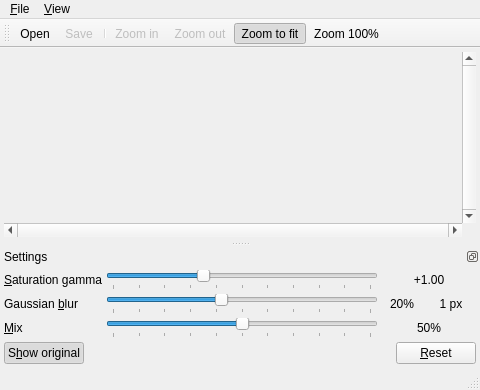
The window that tonemap_gui/mainwindow.ui (nagyistoce/imaginable) describes before a commit, drawn with Qt 5.
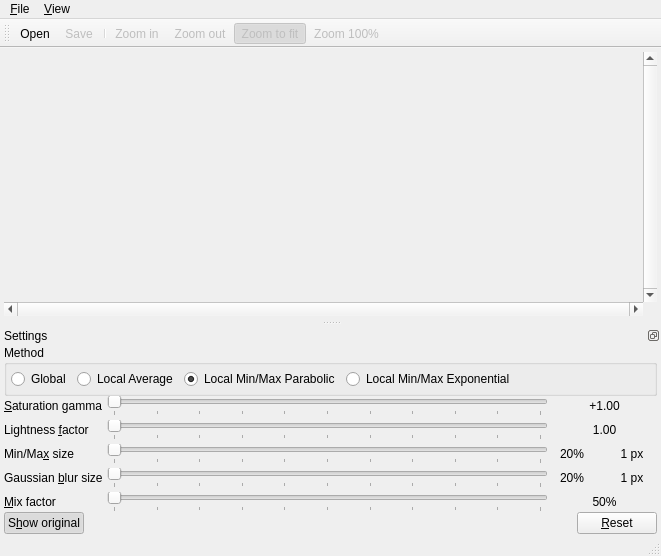
The same window after the commit. Icons and pictures are not drawn. Custom widgets are drawn as their Qt base class.

What changed in the file:
```diff
--- a/tonemap_gui/mainwindow.ui
+++ b/tonemap_gui/mainwindow.ui
@@ -6,8 +6,8 @@
    <rect>
     <x>0</x>
     <y>0</y>
-    <width>480</width>
-    <height>390</height>
+    <width>661</width>
+    <height>556</height>
    </rect>
   </property>
   <property name="windowTitle">
@@ -108,8 +108,8 @@
     <rect>
      <x>0</x>
      <y>0</y>
-     <width>480</width>
-     <height>19</height>
+     <width>661</width>
+     <height>21</height>
     </rect>
    </property>
    <widget class="QMenu" name="menu_File">
@@ -169,15 +169,83 @@
     <number>8</number>
    </attribute>
    <widget class="QWidget" name="dockWidgetContents">
-    <layout class="QVBoxLayout" name="verticalLayout_2" stretch="0,0,1">
+    <layout class="QVBoxLayout" name="verticalLayout_2">
      <property name="spacing">
+      <number>0</number>
+     </property>
+     <property name="leftMargin">
       <number>4</number>
      </property>
-     <property name="margin">
+     <property name="topMargin">
+      <number>0</number>
+     </property>
+     <property name="rightMargin">
       <number>4</number>
      </property>
+     <property name="bottomMargin">
+      <number>0</number>
+     </property>
      <item>
-      <layout class="QGridLayout" name="_3">
+      <widget class="QGroupBox" name="groupBox_method">
+       <property name="title">
+        <string>Method</string>
+       </property>
+       <layout class="QHBoxLayout" name="horizontalLayout_2">
+        <property name="margin">
+         <number>4</number>
+        </property>
+        <item>
+         <widget class="QRadioButton" name="radioButton_global">
+          <property name="text">
+           <string>Global</string>
+          </property>
+         </widget>
+        </item>
+        <item>
+         <widget class="QRadioButton" name="radioButton_local_average">
+          <property name="text">
+           <string>Local Average</string>
+          </property>
+          <property name="checked">
+           <bool>false</bool>
+          </property>
+         </widget>
+        </item>
+        <item>
+         <widget class="QRadioButton" name="radioButton_local_minmax_parabolic">
+          <property name="text">
+           <string>Local Min/Max Parabolic</string>
+          </property>
+          <property name="checked">
+           <bool>true</bool>
+          </property>
+         </widget>
+        </item>
+        <item>
+         <widget class="QRadioButton" name="radioButton_local_minmax_exponential">
+          <property name="text">
+           <string>Local Min/Max Exponential</string>
+          </property>
+         </widget>
+        </item>
+        <item>
+         <spacer name="horizontalSpacer_2">
+          <property name="orientation">
+           <enum>Qt::Horizontal</enum>
+          </property>
+          <property name="sizeHint" stdset="0">
+           <size>
+            <width>40</width>
+            <height>20</height>
+           </size>
+          </property>
+         </spacer>
+        </item>
+       </layout>
+      </widget>
+     </item>
+     <item>
+      <layout class="QGridLayout" name="gridLayout_method">
        <property name="margin">
         <number>0</number>
        </property>
@@ -197,11 +265,14 @@
        <item row="0" column="1">
         <widget class="QSlider" name="slider_saturation">
          <property name="maximum">
+          <number>1000</number>
+         </property>
+         <property name="singleStep">
+          <number>10</number>
+         </property>
+         <property name="pageStep">
           <number>100</number>
          </property>
-         <property name="value">
-          <number>35</number>
-         </property>
          <property name="orientation">
           <enum>Qt::Horizontal</enum>
          </property>
@@ -209,7 +280,7 @@
           <enum>QSlider::TicksBelow</enum>
          </property>
          <property name="tickInterval">
-          <number>10</number>
+          <number>100</number>
          </property>
         </widget>
        </item>
@@ -235,43 +306,27 @@
          </property>
         </widget>
        </item>
-       <item row="1" column="0">
+       <item row="3" column="0">
         <widget class="QLabel" name="label_blur">
          <property name="text">
-          <string>Gaussian &amp;blur</string>
+          <string>Gaussian &amp;blur size</string>
          </property>
          <property name="buddy">
           <cstring>slider_blur</cstring>
          </property>
         </widget>
        </item>
-       <item row="1" column="1">
+       <item row="3" column="1">
         <widget class="QSlider" name="slider_blur">
          <property name="maximum">
-          <number>100</number>
+          <number>1000</number>
          </property>
-         <property name="value">
-          <number>42</number>
-         </property>
-         <property name="orientation">
-          <enum>Qt::Horizontal</enum>
-         </property>
-         <property name="tickPosition">
-          <enum>QSlider::TicksBelow</enum>
-         </property>
-         <property name="tickInterval">
+         <property name="singleStep">
           <number>10</number>
          </property>
-        </widget>
-       </item>
-       <item row="2" column="1">
-        <widget class="QSlider" name="slider_mix">
-         <property name="maximum">
+         <property name="pageStep">
           <number>100</number>
          </property>
-         <property name="value">
-          <number>50</number>
-         </property>
          <property name="orientation">
           <enum>Qt::Horizontal</enum>
          </property>
@@ -279,21 +334,97 @@
           <enum>QSlider::TicksBelow</enum>
          </property>
          <property name="tickInterval">
-          <number>10</number>
+          <number>100</number>
          </property>
         </widget>
        </item>
-       <item row="2" column="0">
+       <item row="3" column="2">
+        <layout class="QHBoxLayout" name="horizontalLayout_3">
+         <property name="spacing">
+          <number>15</number>
+         </property>
+         <property name="margin">
+          <number>0</number>
+         </property>
+         <item>
+          <widget class="QLabel" name="value_blur_percent">
+           <property name="sizePolicy">
+            <sizepolicy hsizetype="Minimum" vsizetype="Preferred">
+             <horstretch>0</horstretch>
+             <verstretch>0</verstretch>
+            </sizepolicy>
+           </property>
+           <property name="minimumSize">
+            <size>
+             <width>40</width>
+             <height>0</height>
+            </size>
+           </property>
+           <property name="text">
+            <string>20%</string>
+           </property>
+           <property name="alignment">
+            <set>Qt::AlignCenter</set>
+           </property>
+          </widget>
+         </item>
+         <item>
+          <widget class="QLabel" name="value_blur_pixels">
+           <property name="sizePolicy">
+            <sizepolicy hsizetype="Minimum" vsizetype="Preferred">
+             <horstretch>0</horstretch>
+             <verstretch>0</verstretch>
+            </sizepolicy>
+           </property>
+           <property name="minimumSize">
+            <size>
+             <width>50</width>
+             <height>0</height>
+            </size>
+           </property>
+           <property name="text">
+            <string>1 px</string>
+           </property>
+           <property name="alignment">
+            <set>Qt::AlignCenter</set>
+           </property>
+          </widget>
+         </item>
+        </layout>
+       </item>
+       <item row="4" column="0">
         <widget class="QLabel" name="label_mix">
          <property name="text">
-          <string>&amp;Mix</string>
+          <string>&amp;Mix factor</string>
          </property>
          <property name="buddy">
           <cstring>slider_mix</cstring>
          </property>
         </widget>
        </item>
-       <item row="2" column="2">
+       <item row="4" column="1">
+        <widget class="QSlider" name="slider_mix">
+         <property name="maximum">
+          <number>100</number>
+         </property>
+         <property name="singleStep">
+          <number>1</number>
+         </property>
+         <property name="pageStep">
+          <number>10</number>
+         </property>
+         <property name="orientation">
+          <enum>Qt::Horizontal</enum>
+         </property>
+         <property name="tickPosition">
+          <enum>QSlider::TicksBelow</enum>
+         </property>
+         <property name="tickInterval">
+          <number>10</number>
+         </property>
+        </widget>
+       </item>
+       <item row="4" column="2">
         <widget class="QLabel" name="value_mix">
          <property name="sizePolicy">
           <sizepolicy hsizetype="Minimum" vsizetype="Preferred">
@@ -315,62 +446,149 @@
          </property>
         </widget>
        </item>
+       <item row="2" column="0">
+        <widget class="QLabel" name="label_minmax">
+         <property name="text">
+          <string>Min/Ma&amp;x size</string>
+         </property>
+         <property name="buddy">
+          <cstring>slider_minmax</cstring>
+         </property>
+        </widget>
+       </item>
+       <item row="2" column="1">
+        <widget class="QSlider" name="slider_minmax">
+         <property name="maximum">
+          <number>1000</number>
+         </property>
+         <property name="singleStep">
+          <number>10</number>
+         </property>
+         <property name="pageStep">
+          <number>100</number>
+         </property>
+         <property name="orientation">
+          <enum>Qt::Horizontal</enum>
+         </property>
+         <property name="tickPosition">
+          <enum>QSlider::TicksBelow</enum>
+         </property>
+         <property name="tickInterval">
+          <number>100</number>
+         </property>
+        </widget>
+       </item>
+       <item row="2" column="2">
+        <layout class="QHBoxLayout" name="horizontalLayout_4">
+         <property name="spacing">
+          <number>15</number>
+         </property>
+         <property name="margin">
+          <number>0</number>
+         </property>
+         <item>
+          <widget class="QLabel" name="value_minmax_percent">
+           <property name="sizePolicy">
+            <sizepolicy hsizetype="Minimum" vsizetype="Preferred">
+             <horstretch>0</horstretch>
+             <verstretch>0</verstretch>
+            </sizepolicy>
+           </property>
+           <property name="minimumSize">
+            <size>
+             <width>40</width>
+             <height>0</height>
+            </size>
+           </property>
+           <property name="text">
+            <string>20%</string>
+           </property>
+           <property name="alignment">
+            <set>Qt::AlignCenter</set>
+           </property>
+          </widget>
+         </item>
+         <item>
+          <widget class="QLabel" name="value_minmax_pixels">
+           <property name="sizePolicy">
+            <sizepolicy hsizetype="Minimum" vsizetype="Preferred">
+             <horstretch>0</horstretch>
+             <verstretch>0</verstretch>
+            </sizepolicy>
+           </property>
+           <property name="minimumSize">
+            <size>
+             <width>50</width>
+             <height>0</height>
+            </size>
+           </property>
+           <property name="text">
+            <string>1 px</string>
+           </property>
+           <property name="alignment">
+            <set>Qt::AlignCenter</set>
+           </property>
+          </widget>
+         </item>
+        </layout>
+       </item>
+       <item row="1" column="0">
+        <widget class="QLabel" name="label_lightness">
+         <property name="text">
+          <string>Lightness &amp;factor</string>
+         </property>
+         <property name="buddy">
+          <cstring>slider_lightness</cstring>
+         </property>
+        </widget>
+       </item>
+       <item row="1" column="1">
+        <widget class="QSlider" name="slider_lightness">
+         <property name="maximum">
+          <number>100</number>
+         </property>
+         <property name="singleStep">
+          <number>1</number>
+         </property>
+         <property name="pageStep">
+          <number>10</number>
+         </property>
+         <property name="orientation">
+          <enum>Qt::Horizontal</enum>
+         </property>
+         <property name="tickPosition">
+          <enum>QSlider::TicksBelow</enum>
+         </property>
+         <property name="tickInterval">
+          <number>10</number>
+         </property>
+        </widget>
+       </item>
        <item row="1" column="2">
-        <layout class="QHBoxLayout" name="horizontalLayout_3">
-         <property name="spacing">
-          <number>4</number>
+        <widget class="QLabel" name="value_lightness">
+         <property name="text">
+          <string>1.00</string>
          </property>
-         <property name="margin">
-          <number>0</number>
+         <property name="alignment">
+          <set>Qt::AlignCenter</set>
          </property>
-         <item>
-          <widget class="QLabel" name="value_blur_percent">
-           <property name="sizePolicy">
-            <sizepolicy hsizetype="Minimum" vsizetype="Preferred">
-             <horstretch>0</horstretch>
-             <verstretch>0</verstretch>
-            </sizepolicy>
-           </property>
-           <property name="minimumSize">
-            <size>
-             <width>40</width>
-             <height>0</height>
-            </size>
-           </property>
-           <property name="text">
-            <string>20%</string>
-           </property>
-           <property name="alignment">
-            <set>Qt::AlignCenter</set>
-           </property>
-          </widget>
-         </item>
-         <item>
-          <widget class="QLabel" name="value_blur_pixels">
-           <property name="sizePolicy">
-            <sizepolicy hsizetype="Minimum" vsizetype="Preferred">
-             <horstretch>0</horstretch>
-             <verstretch>0</verstretch>
-            </sizepolicy>
-           </property>
-           <property name="minimumSize">
-            <size>
-             <width>50</width>
-             <height>0</height>
-            </size>
-           </property>
-           <property name="text">
-            <string>1 px</string>
-           </property>
-           <property name="alignment">
-            <set>Qt::AlignCenter</set>
-           </property>
-          </widget>
-         </item>
-        </layout>
+        </widget>
        </item>
       </layout>
      </item>
+     <item>
+      <spacer name="verticalSpacer">
+       <property name="orientation">
+        <enum>Qt::Vertical</enum>
+       </property>
+       <property name="sizeHint" stdset="0">
+        <size>
+         <width>0</width>
+         <height>0</height>
+        </size>
+       </property>
+      </spacer>
+     </item>
      <item>
       <layout class="QHBoxLayout" name="_2">
        <property name="spacing">
@@ -414,19 +632,6 @@
        </item>
       </layout>
      </item>
-     <item>
-      <spacer name="verticalSpacer">
-       <property name="orientation">
-        <enum>Qt::Vertical</enum>
-       </property>
-       <property name="sizeHint" stdset="0">
-        <size>
-         <width>0</width>
-         <height>0</height>
-        </size>
-       </property>
-      </spacer>
-     </item>
     </layout>
    </widget>
   </widget>
@@ -505,6 +710,9 @@
    <property name="checked">
     <bool>true</bool>
    </property>
+   <property name="enabled">
+    <bool>false</bool>
+   </property>
    <property name="icon">
     <iconset resource="tonemap_gui.qrc">
      <normaloff>:/zoom/fit</normaloff>:/zoom/fit</iconset>
@@ -517,6 +725,12 @@
    </property>
   </action>
   <action name="action_Zoom_one">
+   <property name="checkable">
+    <bool>true</bool>
+   </property>
+   <property name="enabled">
+    <bool>false</bool>
+   </property>
    <property name="icon">
     <iconset resource="tonemap_gui.qrc">
      <normaloff>:/zoom/one</normaloff>:/zoom/one</iconset>
```
Left out of the diff: 171 changed lines with no effect on the pictures.
